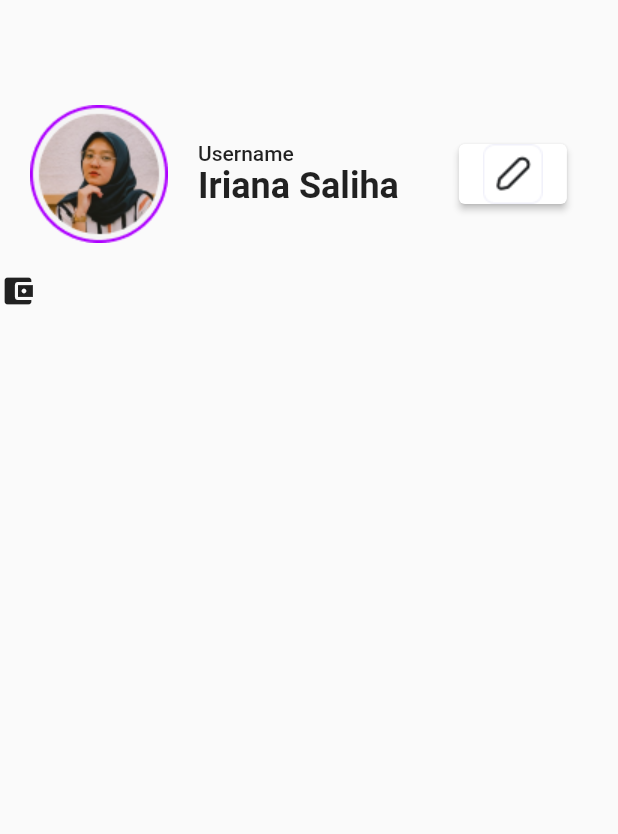
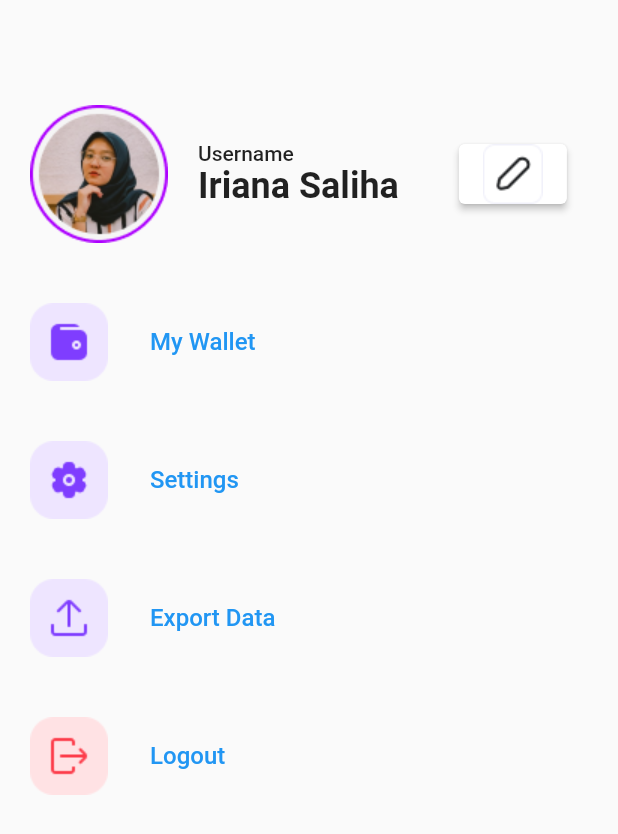
Before and after one commit to Fariszz/Financial-Planning-App, a Flutter app: the Profile screen opened directly, on a phone screen of 412 x 824 dp. Shown: the top 834 px of the screen. Run offline on Flutter 3.47's test engine with Material 2 defaults, Android fonts, the phone set to English and light mode, and no system bars; our stand-ins replace font_awesome_flutter.

Commit message:
update profile

```diff
--- a/mobile/lib/Page/profile.dart
+++ b/mobile/lib/Page/profile.dart
@@ -51,15 +51,96 @@ class Profile extends StatelessWidget {
               )
             ],
           ),
-          Row(
-            children: [
-              Container(
-                child: Icon(
-                  Icons.account_balance_wallet,
+          Container(
+            margin: EdgeInsets.all(20),
+            child: Row(
+              children: [
+                Image(
+                  image: AssetImage('assets/images/dompet.png'),
                 ),
-              ),
-            ],
-          )
+                SizedBox(
+                  width: 20,
+                ),
+                TextButton(
+                    onPressed: () {},
+                    child: Text(
+                      'My Wallet',
+                      style: TextStyle(
+                        fontSize: 16,
+                        fontWeight: FontWeight.w500,
+                      ),
+                    )),
+              ],
+            ),
+          ),
+          Container(
+            margin: EdgeInsets.all(20),
+            child: Row(
+              children: [
+                Image(
+                  image: AssetImage('assets/images/settings.png'),
+                ),
+                SizedBox(
+                  width: 20,
+                ),
+                TextButton(
+                  onPressed: () {},
+                  child: Text(
+                    'Settings',
+                    style: TextStyle(
+                      fontSize: 16,
+                      fontWeight: FontWeight.w500,
+                    ),
+                  ),
+                ),
+              ],
+            ),
+          ),
+          Container(
+            margin: EdgeInsets.all(20),
+            child: Row(
+              children: [
+                Image(
+                  image: AssetImage('assets/images/export.png'),
+                ),
+                SizedBox(
+                  width: 20,
+                ),
+                TextButton(
+                    onPressed: () {},
+                    child: Text(
+                      'Export Data',
+                      style: TextStyle(
+                        fontSize: 16,
+                        fontWeight: FontWeight.w500,
+                      ),
+                    )),
+              ],
+            ),
+          ),
+          Container(
+            margin: EdgeInsets.all(20),
+            child: Row(
+              children: [
+                Image(
+                  image: AssetImage('assets/images/logout.png'),
+                ),
+                SizedBox(
+                  width: 20,
+                ),
+                TextButton(
+                  onPressed: () {},
+                  child: Text(
+                    'Logout',
+                    style: TextStyle(
+                      fontSize: 16,
+                      fontWeight: FontWeight.w500,
+                    ),
+                  ),
+                )
+              ],
+            ),
+          ),
         ],
       ),
     );
```
